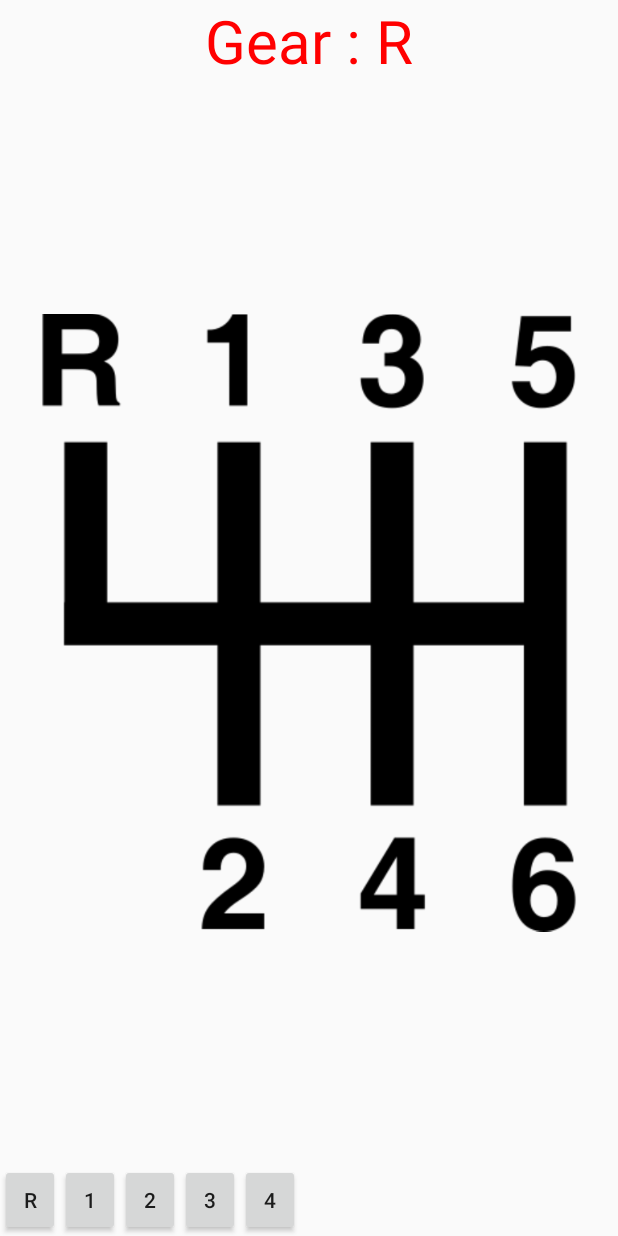
After one commit to highlightapps/GridSpeedoMeter, an Android app: the layout gear_control_widget_layout.xml on its own in the app's theme, with its tools: preview values and no code run, on a phone screen of 412 x 824 dp. The commit adds this screen. Run offline under Robolectric (Android 15) with nearby library versions, the phone set to English and light mode, and no system bars.

Commit message:
Gear control: implemented the gear

```diff
--- /dev/null
+++ b/app/src/main/res/layout/gear_control_widget_layout.xml
@@ -0,0 +1,64 @@
+<?xml version="1.0" encoding="utf-8"?>
+<RelativeLayout xmlns:android="http://schemas.android.com/apk/res/android"
+    android:layout_width="match_parent"
+    android:layout_height="match_parent">
+
+
+    <TextView
+        android:id="@+id/pageTextView"
+        android:layout_width="wrap_content"
+        android:layout_height="wrap_content"
+        android:layout_centerHorizontal="true"
+        android:text="Gear : R"
+        android:textColor="#FF0000"
+        android:textSize="40sp" />
+
+
+    <ImageView
+        android:layout_width="match_parent"
+        android:layout_height="match_parent"
+        android:layout_above="@+id/gearBtns"
+        android:layout_centerInParent="true"
+        android:layout_below="@+id/pageTextView"
+        android:src="@drawable/gear_controls" />
+
+    <LinearLayout
+        android:id="@+id/gearBtns"
+        android:layout_width="match_parent"
+        android:layout_height="wrap_content"
+        android:layout_alignParentBottom="true"
+        android:orientation="horizontal">
+
+        <Button
+            android:id="@+id/btnReverse"
+            android:layout_width="40dp"
+            android:layout_height="wrap_content"
+            android:text="R" />
+
+        <Button
+            android:id="@+id/btnOne"
+            android:layout_width="40dp"
+            android:layout_height="wrap_content"
+            android:text="1" />
+
+        <Button
+            android:id="@+id/btnTwo"
+            android:layout_width="40dp"
+            android:layout_height="wrap_content"
+            android:text="2" />
+
+        <Button
+            android:id="@+id/btnThree"
+            android:layout_width="40dp"
+            android:layout_height="wrap_content"
+            android:text="3" />
+
+        <Button
+            android:id="@+id/btnFour"
+            android:layout_width="40dp"
+            android:layout_height="wrap_content"
+            android:text="4" />
+
+    </LinearLayout>
+
+</RelativeLayout>
```
Also changed, not shown: app/src/main/java/com/example/viewpagerpoc/FragPageAdapter.java (+44 -2 lines), app/src/main/res/layout/fragment_row_two_column_one.xml (deleted, +0 -20 lines), app/src/main/res/drawable/gear_controls.png (added).
